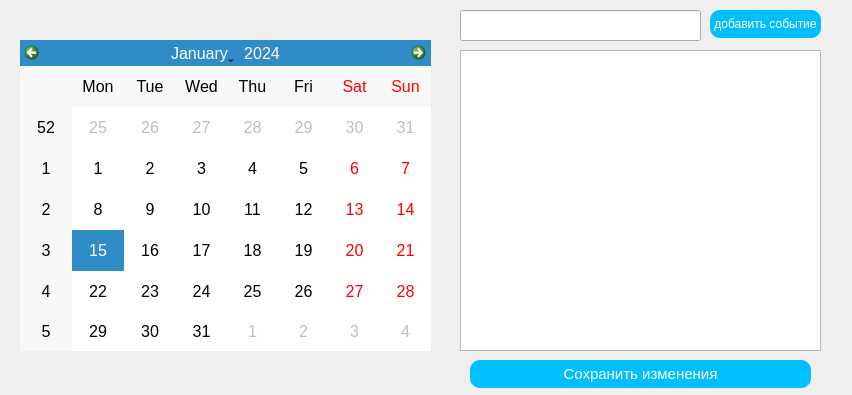
l-m-n-d-k/google-calendar-widget, file calendar.ui: the form before one commit.
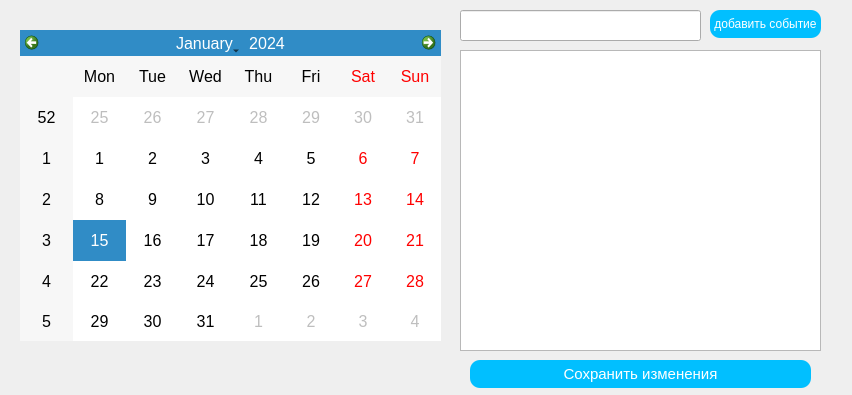
The form after the commit. Icons and pictures are not drawn.

The edit to the form file:
```diff
--- a/calendar.ui
+++ b/calendar.ui
@@ -1,7 +1,10 @@
 <?xml version="1.0" encoding="UTF-8"?>
 <ui version="4.0">
- <class>Form</class>
- <widget class="QWidget" name="Form">
+ <class>Calendar</class>
+ <widget class="QWidget" name="Calendar">
+  <property name="enabled">
+   <bool>true</bool>
+  </property>
   <property name="geometry">
    <rect>
     <x>0</x>
@@ -17,8 +20,8 @@
    <property name="geometry">
     <rect>
      <x>20</x>
-     <y>40</y>
-     <width>411</width>
+     <y>30</y>
+     <width>421</width>
      <height>311</height>
     </rect>
    </property>
```
Left out of the diff: 10 changed lines with no effect on the pictures.
